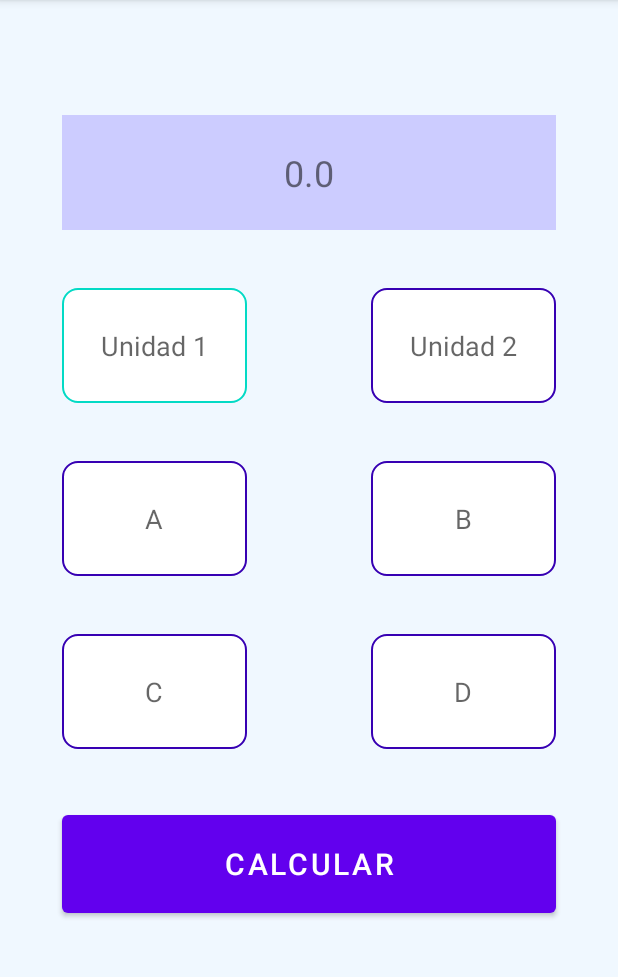
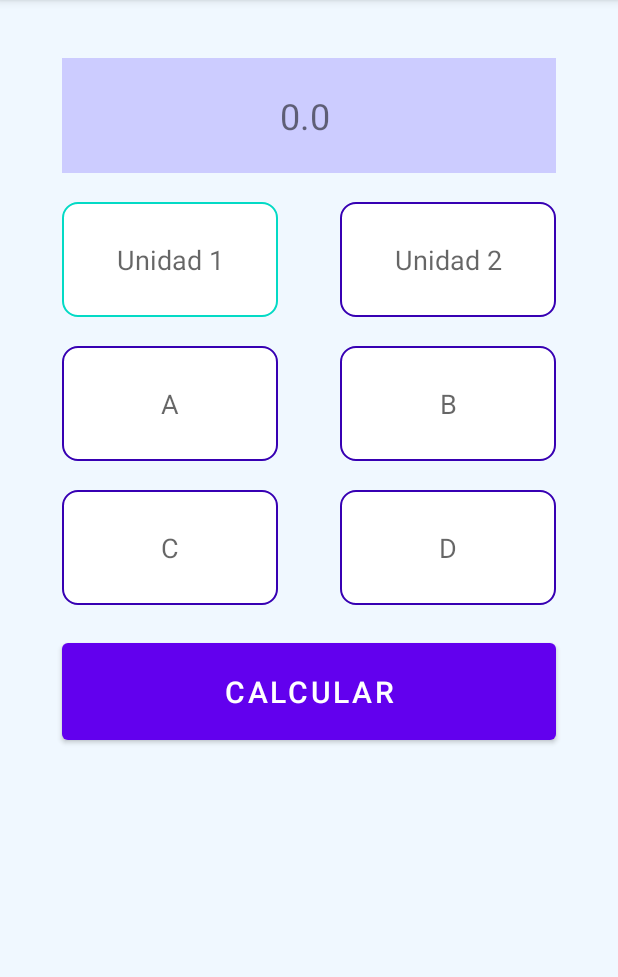
Before and after one commit to Osubarudo/ReglaDeTres, an Android app: the screen it shows after launch (MainActivity), after a tap on "CALCULAR", on a phone screen of 412 x 824 dp, the part 84-1061 px from its top. Run offline under Robolectric (Android 15) with nearby library versions, the phone set to English and light mode, and no system bars.

Commit message:
Ajuste de interfaz grafica ok

```diff
--- a/app/src/main/java/com/omj/regladetres/MainActivity.java
+++ b/app/src/main/java/com/omj/regladetres/MainActivity.java
@@ -10,7 +10,7 @@ import android.widget.TextView;
 import android.widget.Toast;
 
 public class MainActivity extends AppCompatActivity {
-    EditText etA, etB, etC, etD;
+    EditText etA, etB, etC, etD, etCol1, etCol2;
     TextView tvResultado;
     Button btCalcular;
 
@@ -20,6 +20,7 @@ public class MainActivity extends AppCompatActivity {
     Double d;
     Double res;
     Integer entero;
+    String col;
 
     @Override
     protected void onCreate(Bundle savedInstanceState) {
@@ -29,6 +30,8 @@ public class MainActivity extends AppCompatActivity {
         etB = findViewById(R.id.et_b);
         etC = findViewById(R.id.et_c);
         etD = findViewById(R.id.et_d);
+        etCol1 = findViewById(R.id.et_col1);
+        etCol2 = findViewById(R.id.et_col2);
         tvResultado = findViewById(R.id.tv_resultado);
         btCalcular = findViewById(R.id.bt_calcular);
 
@@ -62,8 +65,10 @@ public class MainActivity extends AppCompatActivity {
 
                 if(c==0.0){
                     res = (a*d)/b;
+                    col = etCol1.getText().toString();
                 }else if(d==0.0){
                     res =(b*c)/a;
+                    col = etCol2.getText().toString();
                 }else{
                     res = 0.0;
                     Toast.makeText(MainActivity.this,"Debe dejar una variable en blanco", Toast.LENGTH_LONG).show();
@@ -71,11 +76,11 @@ public class MainActivity extends AppCompatActivity {
 
                 entero = (int) Math.floor(res);
                 if((entero-res)==0){
-                    tvResultado.setText(entero.toString());
+                    tvResultado.setText(entero.toString() +" "+ col);
                 }
                 else{
-                    Double red = Math.round(res*10.0)/10.0;
-                    tvResultado.setText(red.toString());
+                    Double red = Math.round(res*10.0)/10.0;//redondeo 1 decimal
+                    tvResultado.setText(red.toString()+" "+ col);
                 }
             }
         });
--- a/app/src/main/res/layout/activity_main.xml
+++ b/app/src/main/res/layout/activity_main.xml
@@ -20,7 +20,7 @@
         android:layout_width="wrap_content"
         android:layout_height="wrap_content"
         android:orientation="vertical"
-        app:layout_constraintGuide_percent="0.4">
+        app:layout_constraintGuide_percent="0.45">
     </androidx.constraintlayout.widget.Guideline>
 
     <androidx.constraintlayout.widget.Guideline
@@ -28,7 +28,7 @@
         android:layout_width="wrap_content"
         android:layout_height="wrap_content"
         android:orientation="vertical"
-        app:layout_constraintGuide_percent="0.6">
+        app:layout_constraintGuide_percent="0.55">
     </androidx.constraintlayout.widget.Guideline>
 
     <androidx.constraintlayout.widget.Guideline
@@ -44,7 +44,7 @@
         android:layout_width="wrap_content"
         android:layout_height="wrap_content"
         android:orientation="horizontal"
-        app:layout_constraintGuide_percent="0.1">
+        app:layout_constraintGuide_percent="0.05">
     </androidx.constraintlayout.widget.Guideline>
 
     <androidx.constraintlayout.widget.Guideline
@@ -52,7 +52,7 @@
         android:layout_width="wrap_content"
         android:layout_height="wrap_content"
         android:orientation="horizontal"
-        app:layout_constraintGuide_percent="0.2">
+        app:layout_constraintGuide_percent="0.15">
     </androidx.constraintlayout.widget.Guideline>
 
     <androidx.constraintlayout.widget.Guideline
@@ -60,7 +60,7 @@
         android:layout_width="wrap_content"
         android:layout_height="wrap_content"
         android:orientation="horizontal"
-        app:layout_constraintGuide_percent="0.25">
+        app:layout_constraintGuide_percent="0.175">
     </androidx.constraintlayout.widget.Guideline>
 
     <androidx.constraintlayout.widget.Guideline
@@ -68,7 +68,7 @@
         android:layout_width="wrap_content"
         android:layout_height="wrap_content"
         android:orientation="horizontal"
-        app:layout_constraintGuide_percent="0.35">
+        app:layout_constraintGuide_percent="0.275">
     </androidx.constraintlayout.widget.Guideline>
 
     <androidx.constraintlayout.widget.Guideline
@@ -76,7 +76,7 @@
         android:layout_width="wrap_content"
         android:layout_height="wrap_content"
         android:orientation="horizontal"
-        app:layout_constraintGuide_percent="0.4">
+        app:layout_constraintGuide_percent="0.30">
     </androidx.constraintlayout.widget.Guideline>
 
     <androidx.constraintlayout.widget.Guideline
@@ -84,7 +84,7 @@
         android:layout_width="wrap_content"
         android:layout_height="wrap_content"
         android:orientation="horizontal"
-        app:layout_constraintGuide_percent="0.5">
+        app:layout_constraintGuide_percent="0.40">
     </androidx.constraintlayout.widget.Guideline>
 
     <androidx.constraintlayout.widget.Guideline
@@ -92,7 +92,7 @@
         android:layout_width="wrap_content"
         android:layout_height="wrap_content"
         android:orientation="horizontal"
-        app:layout_constraintGuide_percent="0.55">
+        app:layout_constraintGuide_percent="0.425">
     </androidx.constraintlayout.widget.Guideline>
 
     <androidx.constraintlayout.widget.Guideline
@@ -100,7 +100,7 @@
         android:layout_width="wrap_content"
         android:layout_height="wrap_content"
         android:orientation="horizontal"
-        app:layout_constraintGuide_percent="0.65">
+        app:layout_constraintGuide_percent="0.525">
     </androidx.constraintlayout.widget.Guideline>
 
     <androidx.constraintlayout.widget.Guideline
@@ -108,7 +108,7 @@
         android:layout_width="wrap_content"
         android:layout_height="wrap_content"
         android:orientation="horizontal"
-        app:layout_constraintGuide_percent="0.7">
+        app:layout_constraintGuide_percent="0.55">
     </androidx.constraintlayout.widget.Guideline>
 
     <androidx.constraintlayout.widget.Guideline
@@ -116,7 +116,7 @@
         android:layout_width="wrap_content"
         android:layout_height="wrap_content"
         android:orientation="horizontal"
-        app:layout_constraintGuide_percent="0.8">
+        app:layout_constraintGuide_percent="0.65">
     </androidx.constraintlayout.widget.Guideline>
 
     <TextView
```
